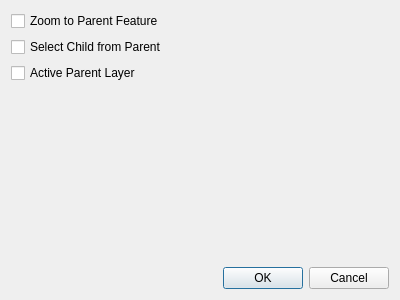
Old version of the form settings.ui in the repository pyarchinit/selectbyrelationship_repo.
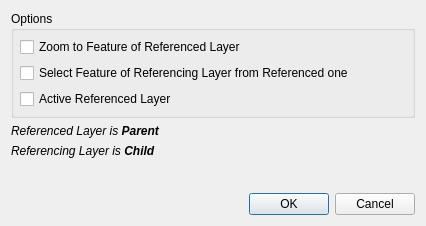
New version of the form.

What changed in the file:
```diff
--- a/settings.ui
+++ b/settings.ui
@@ -6,15 +6,15 @@
    <rect>
     <x>0</x>
     <y>0</y>
-    <width>400</width>
-    <height>300</height>
+    <width>426</width>
+    <height>226</height>
    </rect>
   </property>
   <property name="windowTitle">
    <string>Relationship Settings</string>
   </property>
   <layout class="QGridLayout" name="gridLayout">
-   <item row="2" column="0">
+   <item row="5" column="0">
     <widget class="QDialogButtonBox" name="buttonBox">
      <property name="orientation">
       <enum>Qt::Horizontal</enum>
@@ -24,32 +24,7 @@
      </property>
     </widget>
    </item>
-   <item row="0" column="0">
-    <layout class="QVBoxLayout" name="verticalLayout">
-     <item>
-      <widget class="QCheckBox" name="chkZoomParent">
-       <property name="text">
-        <string>Zoom to Parent Feature</string>
-       </property>
-      </widget>
-     </item>
-     <item>
-      <widget class="QCheckBox" name="chkSelectParent">
-       <property name="text">
-        <string>Select Child from Parent</string>
-       </property>
-      </widget>
-     </item>
-     <item>
-      <widget class="QCheckBox" name="chkActiveParent">
-       <property name="text">
-        <string>Active Parent Layer</string>
-       </property>
-      </widget>
-     </item>
-    </layout>
-   </item>
-   <item row="1" column="0">
+   <item row="4" column="0">
     <spacer name="verticalSpacer">
      <property name="orientation">
       <enum>Qt::Vertical</enum>
@@ -62,6 +37,66 @@
      </property>
     </spacer>
    </item>
+   <item row="2" column="0">
+    <widget class="QLabel" name="label">
+     <property name="text">
+      <string>&lt;html&gt;&lt;head/&gt;&lt;body&gt;&lt;p&gt;&lt;span style=&quot; font-style:italic;&quot;&gt;Referenced Layer is &lt;/span&gt;&lt;span style=&quot; font-weight:600; font-style:italic;&quot;&gt;Parent&lt;/span&gt;&lt;/p&gt;&lt;/body&gt;&lt;/html&gt;</string>
+     </property>
+    </widget>
+   </item>
+   <item row="3" column="0">
+    <widget class="QLabel" name="label_2">
+     <property name="text">
+      <string>&lt;html&gt;&lt;head/&gt;&lt;body&gt;&lt;p&gt;&lt;span style=&quot; font-style:italic;&quot;&gt;Referencing Layer is &lt;/span&gt;&lt;span style=&quot; font-weight:600; font-style:italic;&quot;&gt;Child&lt;/span&gt;&lt;/p&gt;&lt;/body&gt;&lt;/html&gt;</string>
+     </property>
+    </widget>
+   </item>
+   <item row="0" column="0">
+    <widget class="QGroupBox" name="groupBox">
+     <property name="title">
+      <string>Options</string>
+     </property>
+     <layout class="QGridLayout" name="gridLayout_2">
+      <property name="leftMargin">
+       <number>6</number>
+      </property>
+      <property name="topMargin">
+       <number>6</number>
+      </property>
+      <property name="rightMargin">
+       <number>6</number>
+      </property>
+      <property name="bottomMargin">
+       <number>6</number>
+      </property>
+      <item row="0" column="0">
+       <layout class="QVBoxLayout" name="verticalLayout">
+        <item>
+         <widget class="QCheckBox" name="chkZoomParent">
+          <property name="text">
+           <string>Zoom to Feature of Referenced Layer</string>
+          </property>
+         </widget>
+        </item>
+        <item>
+         <widget class="QCheckBox" name="chkSelectParent">
+          <property name="text">
+           <string>Select Feature of Referencing Layer from Referenced one</string>
+          </property>
+         </widget>
+        </item>
+        <item>
+         <widget class="QCheckBox" name="chkActiveParent">
+          <property name="text">
+           <string>Active Referenced Layer</string>
+          </property>
+         </widget>
+        </item>
+       </layout>
+      </item>
+     </layout>
+    </widget>
+   </item>
   </layout>
  </widget>
  <resources/>
```
